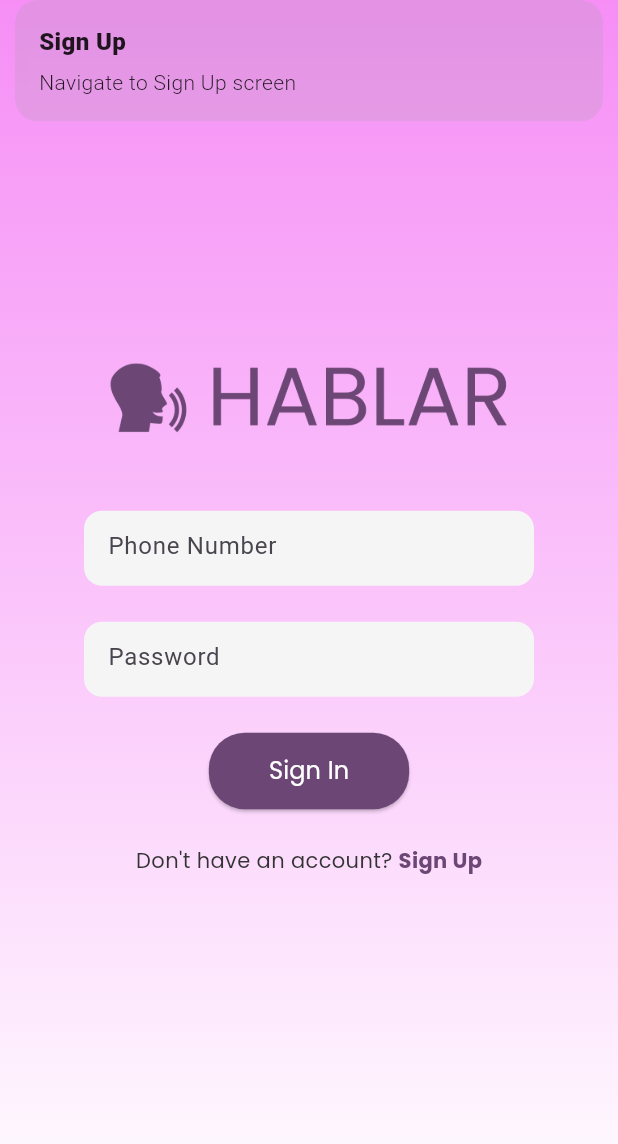
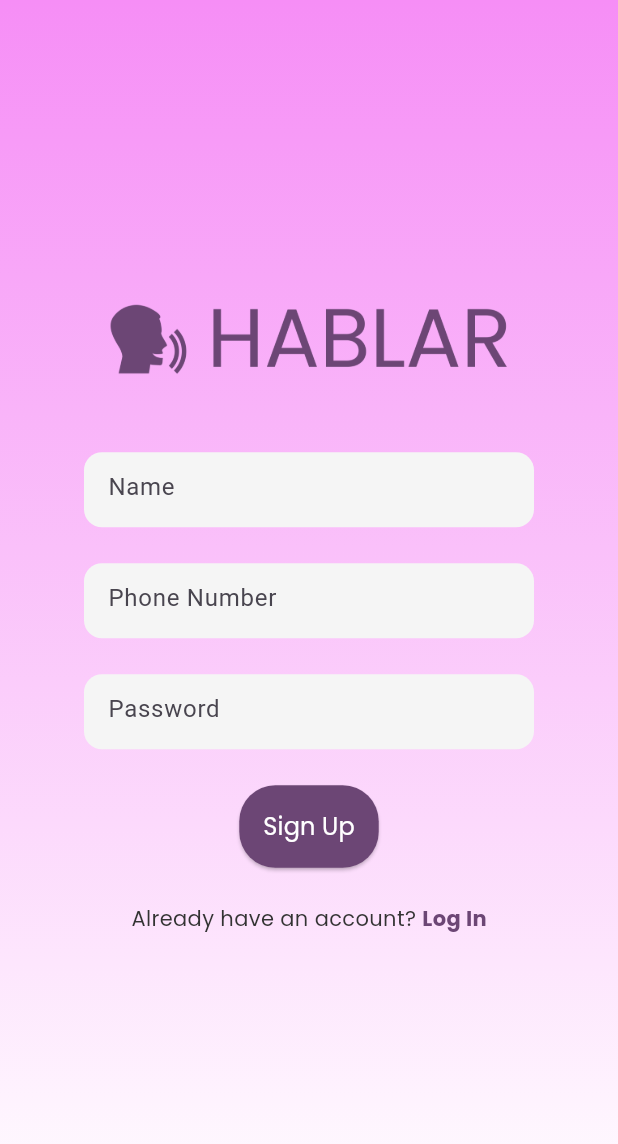
Before and after one commit to miramilhim28/hablar, a Flutter app: the screen it shows after launch, after a tap on "Sign Up", on a phone screen of 412 x 824 dp. Shown: the top 1144 px of the screen. Run offline on Flutter 3.47's test engine with Material 3 defaults, Android fonts, the light colour scheme and no system bars; our stand-ins replace cloud_firestore, firebase_auth, firebase_core, get; accounts and stored records are empty.

```diff
--- a/lib/controllers/login_controller.dart
+++ b/lib/controllers/login_controller.dart
@@ -8,7 +8,7 @@ class LoginController extends GetxController {
 
   static var signIn;
 
-  void logIn() {
+  void loginUser() {
     if (phoneController.text.isEmpty || passwordController.text.isEmpty) {
       Get.snackbar('Error', 'All fields are required',
           snackPosition: SnackPosition.BOTTOM);
@@ -19,7 +19,7 @@ class LoginController extends GetxController {
 
     Future.delayed(const Duration(seconds: 2), () {
       isLoading.value = false;
-      Get.snackbar('Success', 'Signed in successfully!',
+      Get.snackbar('Success', 'Logged in successful!',
           snackPosition: SnackPosition.BOTTOM);
     });
   }
--- a/lib/controllers/splash_controller.dart
+++ b/lib/controllers/splash_controller.dart
@@ -6,11 +6,11 @@ class SplashController extends GetxController {
   @override
   void onInit() {
     super.onInit();
-    _navigateToHome();
+    _navigateToLogin();
   }
 
-  void _navigateToHome() async {
+  void _navigateToLogin() async {
     await Future.delayed(const Duration(seconds: 3));
-    Get.off(() => LoginScreen()); // Navigate to HomeScreen after splash
+    Get.off(() => LoginScreen()); // Navigate to LoginScreen after splash
   }
 }
--- a/lib/main.dart
+++ b/lib/main.dart
@@ -1,9 +1,16 @@
+import 'package:firebase_core/firebase_core.dart';
 import 'package:flutter/material.dart';
 import 'package:hablar/utils/colors.dart';
+import 'package:firebase_auth/firebase_auth.dart';
 import 'screens/splash_screen.dart';
 import 'screens/login_screen.dart';
+import 'screens/signup_screen.dart';
+import 'package:get/get.dart';
 
-void main() {
+
+Future<void> main() async {
+  WidgetsFlutterBinding.ensureInitialized();
+  await Firebase.initializeApp();
   runApp(const MyApp());
 }
 
@@ -12,7 +19,7 @@ class MyApp extends StatelessWidget {
 
   @override
   Widget build(BuildContext context) {
-    return MaterialApp(
+    return GetMaterialApp(
       debugShowCheckedModeBanner: false,
       title: 'Flutter Demo',
       home: SplashScreen(),
--- a/lib/screens/login_screen.dart
+++ b/lib/screens/login_screen.dart
@@ -1,5 +1,5 @@
 import 'package:flutter/material.dart';
-import 'package:get/get_state_manager/get_state_manager.dart';
+import 'package:hablar/screens/signup_screen.dart';
 import 'package:hablar/utils/colors.dart' as utils;
 import 'package:hablar/controllers/login_controller.dart';
 import 'package:get/get.dart';
@@ -81,7 +81,9 @@ class LoginScreen extends StatelessWidget {
 
             //LogIn Button:
             Obx(() => ElevatedButton(
-                onPressed: (){},
+                onPressed: _loginController.isLoading.value
+                    ? null
+                    : _loginController.loginUser,
                 style: ElevatedButton.styleFrom(
                   backgroundColor: utils.darkPurple,
                   foregroundColor: utils.white,
@@ -89,7 +91,7 @@ class LoginScreen extends StatelessWidget {
                     borderRadius: BorderRadius.circular(24),
                   ),
                   padding:
-                      const EdgeInsets.symmetric(horizontal: 40, vertical: 14),
+                      const EdgeInsets.all(14),
                 ),
                 child: _loginController.isLoading.value
                     ? const SizedBox(
@@ -121,7 +123,7 @@ class LoginScreen extends StatelessWidget {
                 ),
                 GestureDetector(
                   onTap: () =>
-                      Get.snackbar('Sign Up', 'Navigate to Sign Up screen'),
+                      Get.to(() => SignupScreen()),
                   child: const Text(
                     'Sign Up',
                     style: TextStyle(
--- /dev/null
+++ b/lib/screens/signup_screen.dart
@@ -0,0 +1,167 @@
+import 'package:flutter/material.dart';
+import 'package:get/get_connect/http/src/utils/utils.dart';
+import 'package:hablar/controllers/signup_controller.dart';
+import 'package:hablar/screens/login_screen.dart';
+import 'package:hablar/utils/colors.dart' as utils;
+import 'package:hablar/controllers/login_controller.dart';
+import 'package:get/get.dart';
+
+class SignupScreen extends StatelessWidget{
+  SignupScreen({super.key});
+  final SignupController _signupController = Get.put(SignupController());
+
+  @override
+  Widget build(BuildContext context) {
+    return Scaffold(
+      body: Container(
+        decoration: BoxDecoration(
+          gradient: LinearGradient(
+            begin: Alignment.topCenter,
+            end: Alignment.bottomCenter,
+            colors: [
+              utils.purpleLilac,
+              utils.white,
+            ],
+          ),
+        ),
+        child: Column(
+          mainAxisAlignment: MainAxisAlignment.center,
+          children: [
+            const SizedBox(height: 8),
+
+            //logo image
+            Padding(
+              padding: const EdgeInsets.only(top: 8),
+              child: Image.asset(
+                'assets/hablar_logo.png',
+                width: 270,
+                height: 50,
+                fit: BoxFit.contain,
+              ),
+            ),
+            const SizedBox(height: 50),
+
+            //text field input for name:
+            SizedBox(
+              width: 300,
+              height: 50,
+              child: TextField(
+                controller: _signupController.nameController,
+                decoration: InputDecoration(
+                  hintText: 'Name',
+                  filled: true,
+                  fillColor: utils.lightGrey,
+                  border: OutlineInputBorder(
+                    borderRadius: BorderRadius.circular(12),
+                    borderSide: BorderSide.none,
+                  ),
+                ),
+              ),
+            ),
+            SizedBox(height: 24),
+
+            //text field input for phone number:
+            SizedBox(
+              width: 300,
+              height: 50,
+              child: TextField(
+                controller: _signupController.phoneController,
+                keyboardType: TextInputType.phone,
+                decoration: InputDecoration(
+                  hintText: 'Phone Number',
+                  filled: true,
+                  fillColor: utils.lightGrey,
+                  border: OutlineInputBorder(
+                    borderRadius: BorderRadius.circular(12),
+                    borderSide: BorderSide.none,
+                  ),
+                ),
+              ),
+            ),
+            const SizedBox(height: 24),
+
+            //text field for password:
+            SizedBox(
+              width: 300,
+              height: 50,
+              child: TextField(
+                controller: _signupController.passwordController,
+                obscureText: true,
+                decoration: InputDecoration(
+                  hintText: 'Password',
+                  filled: true,
+                  fillColor: utils.lightGrey,
+                  border: OutlineInputBorder(
+                    borderRadius: BorderRadius.circular(12),
+                    borderSide: BorderSide.none,
+                  ),
+                ),
+              ),
+            ),
+            const SizedBox(height: 24),
+
+            //Signup button
+            Obx(() => ElevatedButton(
+              onPressed: _signupController.isLoading.value
+                    ? null
+                    : _signupController.signUpUser,
+              style: ElevatedButton.styleFrom(
+                backgroundColor: utils.darkPurple,
+                foregroundColor: utils.white,
+                shape: RoundedRectangleBorder(
+                  borderRadius: BorderRadius.circular(24),
+                ),
+                padding:
+                const EdgeInsets.all(16),
+              ),
+              child: _signupController.isLoading.value ?
+              const SizedBox(
+                height: 20,
+                width: 20,
+                child: CircularProgressIndicator(
+                  color: utils.white,
+                  strokeWidth: 2,
+                ),
+              )
+              : const Text(
+                'Sign Up',
+                style: TextStyle(
+                  fontFamily: 'Poppins',
+                  fontSize: 16,
+                  color: utils.white,
+                ),
+              ),
+            ),),
+            const SizedBox(height: 24),
+
+            //login link:
+            Row(
+              mainAxisAlignment: MainAxisAlignment.center,
+              children: [
+                const Text(
+                  'Already have an account? ',
+                  style: TextStyle(
+                    fontFamily: 'Poppins',
+                    color: utils.darkGrey
+                  )
+                ),
+                GestureDetector(
+                  onTap: () => Get.to(LoginScreen()),
+                  child: const Text(
+                    'Log In',
+                    style: TextStyle(
+                      fontFamily: 'Poppins',
+                      color: utils.darkPurple,
+                      fontWeight: FontWeight.bold,
+                    ),
+                  ),
+                ),
+              ],
+            ),
+            const SizedBox(height: 16),
+          ],
+        ),
+      ),
+    );
+  }
+}
--- a/pubspec.yaml
+++ b/pubspec.yaml
@@ -28,15 +28,19 @@ environment:
 # the latest version available on pub.dev. To see which dependencies have newer
 # versions available, run `flutter pub outdated`.
 dependencies:
+  cloud_firestore: ^5.6.4
   cupertino_icons: ^1.0.8
+  firebase_auth: ^5.5.0
+  firebase_core: ^3.12.0
+  firebase_storage: ^12.4.3
   flutter:
     sdk: flutter
   flutter_background: ^1.3.0+1
   flutter_native_splash: ^2.4.5
   flutter_svg: ^2.0.17
   flutter_webrtc: ^0.12.10
+  get: ^4.7.2
   shared_preferences: ^2.5.2
-  get: ^4.7.2
 
 dev_dependencies:
   flutter_lints: ^5.0.0
```
Also changed, not shown: lib/controllers/otp_controller.dart (added, +43 -0 lines), lib/controllers/signup_controller.dart (added, +54 -0 lines), lib/resources/auth_methods.dart (added, +53 -0 lines), lib/screens/contact_screen.dart (added, +31 -0 lines), lib/screens/otp_screen.dart (added, +91 -0 lines), pubspec.lock, 133 other files.
